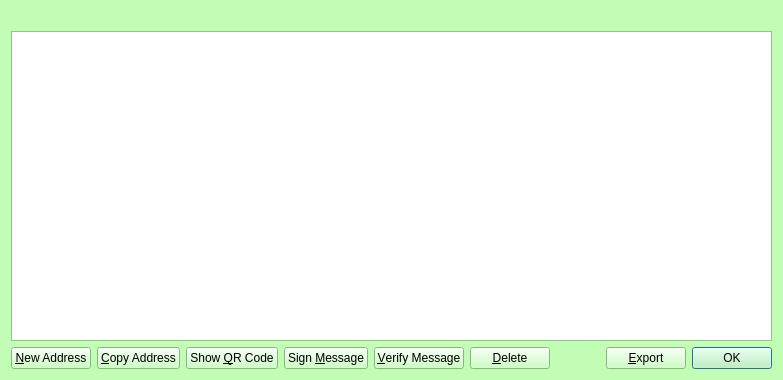
The window that src/qt/forms/addressbookpage.ui (IParn/LimecoinX) describes before a commit, drawn with Qt 5.
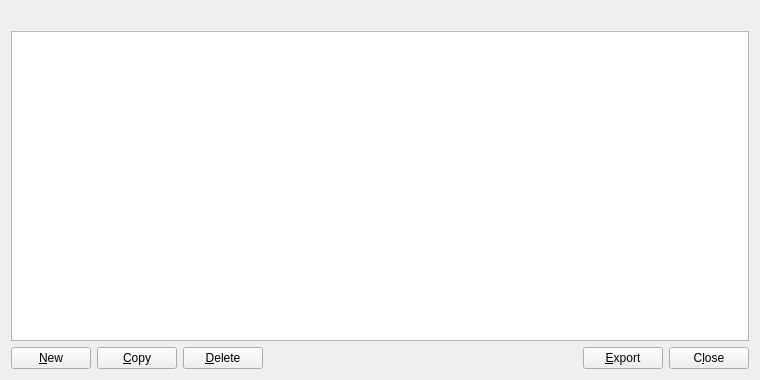
The same window after the commit. Icons and pictures are not drawn.

```diff
--- a/src/qt/forms/addressbookpage.ui
+++ b/src/qt/forms/addressbookpage.ui
@@ -6,434 +6,10 @@
    <rect>
     <x>0</x>
     <y>0</y>
-    <width>783</width>
+    <width>760</width>
     <height>380</height>
    </rect>
   </property>
-  <property name="sizeIncrement">
-   <size>
-    <width>0</width>
-    <height>0</height>
-   </size>
-  </property>
-  <property name="palette">
-   <palette>
-    <active>
-     <colorrole role="WindowText">
-      <brush brushstyle="SolidPattern">
-       <color alpha="255">
-        <red>0</red>
-        <green>0</green>
-        <blue>0</blue>
-       </color>
-      </brush>
-     </colorrole>
-     <colorrole role="Button">
-      <brush brushstyle="SolidPattern">
-       <color alpha="255">
-        <red>193</red>
-        <green>253</green>
-        <blue>181</blue>
-       </color>
-      </brush>
-     </colorrole>
-     <colorrole role="Light">
-      <brush brushstyle="SolidPattern">
-       <color alpha="255">
-        <red>255</red>
-        <green>255</green>
-        <blue>255</blue>
-       </color>
-      </brush>
-     </colorrole>
-     <colorrole role="Midlight">
-      <brush brushstyle="SolidPattern">
-       <color alpha="255">
-        <red>224</red>
-        <green>254</green>
-        <blue>218</blue>
-       </color>
-      </brush>
-     </colorrole>
-     <colorrole role="Dark">
-      <brush brushstyle="SolidPattern">
-       <color alpha="255">
-        <red>96</red>
-        <green>126</green>
-        <blue>90</blue>
-       </color>
-      </brush>
-     </colorrole>
-     <colorrole role="Mid">
-      <brush brushstyle="SolidPattern">
-       <color alpha="255">
-        <red>129</red>
-        <green>169</green>
-        <blue>121</blue>
-       </color>
-      </brush>
-     </colorrole>
-     <colorrole role="Text">
-      <brush brushstyle="SolidPattern">
-       <color alpha="255">
-        <red>0</red>
-        <green>0</green>
-        <blue>0</blue>
-       </color>
-      </brush>
-     </colorrole>
-     <colorrole role="BrightText">
-      <brush brushstyle="SolidPattern">
-       <color alpha="255">
-        <red>255</red>
-        <green>255</green>
-        <blue>255</blue>
-       </color>
-      </brush>
-     </colorrole>
-     <colorrole role="ButtonText">
-      <brush brushstyle="SolidPattern">
-       <color alpha="255">
-        <red>0</red>
-        <green>0</green>
-        <blue>0</blue>
-       </color>
-      </brush>
-     </colorrole>
-     <colorrole role="Base">
-      <brush brushstyle="SolidPattern">
-       <color alpha="255">
-        <red>255</red>
-        <green>255</green>
-        <blue>255</blue>
-       </color>
-      </brush>
-     </colorrole>
-     <colorrole role="Window">
-      <brush brushstyle="SolidPattern">
-       <color alpha="255">
-        <red>193</red>
-        <green>253</green>
-        <blue>181</blue>
-       </color>
-      </brush>
-     </colorrole>
-     <colorrole role="Shadow">
-      <brush brushstyle="SolidPattern">
-       <color alpha="255">
-        <red>0</red>
-        <green>0</green>
-        <blue>0</blue>
-       </color>
-      </brush>
-     </colorrole>
-     <colorrole role="AlternateBase">
-      <brush brushstyle="SolidPattern">
-       <color alpha="255">
-        <red>224</red>
-        <green>254</green>
-        <blue>218</blue>
-       </color>
-      </brush>
-     </colorrole>
-     <colorrole role="ToolTipBase">
-      <brush brushstyle="SolidPattern">
-       <color alpha="255">
-        <red>255</red>
-        <green>255</green>
-        <blue>220</blue>
-       </color>
-      </brush>
-     </colorrole>
-     <colorrole role="ToolTipText">
-      <brush brushstyle="SolidPattern">
-       <color alpha="255">
-        <red>0</red>
-        <green>0</green>
-        <blue>0</blue>
-       </color>
-      </brush>
-     </colorrole>
-    </active>
-    <inactive>
-     <colorrole role="WindowText">
-      <brush brushstyle="SolidPattern">
-       <color alpha="255">
-        <red>0</red>
-        <green>0</green>
-        <blue>0</blue>
-       </color>
-      </brush>
-     </colorrole>
-     <colorrole role="Button">
-      <brush brushstyle="SolidPattern">
-       <color alpha="255">
-        <red>193</red>
-        <green>253</green>
-        <blue>181</blue>
-       </color>
-      </brush>
-     </colorrole>
-     <colorrole role="Light">
-      <brush brushstyle="SolidPattern">
-       <color alpha="255">
-        <red>255</red>
-        <green>255</green>
-        <blue>255</blue>
-       </color>
-      </brush>
-     </colorrole>
-     <colorrole role="Midlight">
-      <brush brushstyle="SolidPattern">
-       <color alpha="255">
-        <red>224</red>
-        <green>254</green>
-        <blue>218</blue>
-       </color>
-      </brush>
-     </colorrole>
-     <colorrole role="Dark">
-      <brush brushstyle="SolidPattern">
-       <color alpha="255">
-        <red>96</red>
-        <green>126</green>
-        <blue>90</blue>
-       </color>
-      </brush>
-     </colorrole>
-     <colorrole role="Mid">
-      <brush brushstyle="SolidPattern">
-       <color alpha="255">
-        <red>129</red>
-        <green>169</green>
-        <blue>121</blue>
-       </color>
-      </brush>
-     </colorrole>
-     <colorrole role="Text">
-      <brush brushstyle="SolidPattern">
-       <color alpha="255">
-        <red>0</red>
-        <green>0</green>
-        <blue>0</blue>
-       </color>
-      </brush>
-     </colorrole>
-     <colorrole role="BrightText">
-      <brush brushstyle="SolidPattern">
-       <color alpha="255">
-        <red>255</red>
-        <green>255</green>
-        <blue>255</blue>
-       </color>
-      </brush>
-     </colorrole>
-     <colorrole role="ButtonText">
-      <brush brushstyle="SolidPattern">
-       <color alpha="255">
-        <red>0</red>
-        <green>0</green>
-        <blue>0</blue>
-       </color>
-      </brush>
-     </colorrole>
-     <colorrole role="Base">
-      <brush brushstyle="SolidPattern">
-       <color alpha="255">
-        <red>255</red>
-        <green>255</green>
-        <blue>255</blue>
-       </color>
-      </brush>
-     </colorrole>
-     <colorrole role="Window">
-      <brush brushstyle="SolidPattern">
-       <color alpha="255">
-        <red>193</red>
-        <green>253</green>
-        <blue>181</blue>
-       </color>
-      </brush>
-     </colorrole>
-     <colorrole role="Shadow">
-      <brush brushstyle="SolidPattern">
-       <color alpha="255">
-        <red>0</red>
-        <green>0</green>
-        <blue>0</blue>
-       </color>
-      </brush>
-     </colorrole>
-     <colorrole role="AlternateBase">
-      <brush brushstyle="SolidPattern">
-       <color alpha="255">
-        <red>224</red>
-        <green>254</green>
-        <blue>218</blue>
-       </color>
-      </brush>
-     </colorrole>
-     <colorrole role="ToolTipBase">
-      <brush brushstyle="SolidPattern">
-       <color alpha="255">
-        <red>255</red>
-        <green>255</green>
-        <blue>220</blue>
-       </color>
-      </brush>
-     </colorrole>
-     <colorrole role="ToolTipText">
-      <brush brushstyle="SolidPattern">
-       <color alpha="255">
-        <red>0</red>
-        <green>0</green>
-        <blue>0</blue>
-       </color>
-      </brush>
-     </colorrole>
-    </inactive>
-    <disabled>
-     <colorrole role="WindowText">
-      <brush brushstyle="SolidPattern">
-       <color alpha="255">
-        <red>96</red>
-        <green>126</green>
-        <blue>90</blue>
-       </color>
-      </brush>
-     </colorrole>
-     <colorrole role="Button">
-      <brush brushstyle="SolidPattern">
-       <color alpha="255">
-        <red>193</red>
-        <green>253</green>
-        <blue>181</blue>
-       </color>
-      </brush>
-     </colorrole>
-     <colorrole role="Light">
-      <brush brushstyle="SolidPattern">
-       <color alpha="255">
-        <red>255</red>
-        <green>255</green>
-        <blue>255</blue>
-       </color>
-      </brush>
-     </colorrole>
-     <colorrole role="Midlight">
-      <brush brushstyle="SolidPattern">
-       <color alpha="255">
-        <red>224</red>
-        <green>254</green>
-        <blue>218</blue>
-       </color>
-      </brush>
-     </colorrole>
-     <colorrole role="Dark">
-      <brush brushstyle="SolidPattern">
-       <color alpha="255">
-        <red>96</red>
-        <green>126</green>
-        <blue>90</blue>
-       </color>
-      </brush>
-     </colorrole>
-     <colorrole role="Mid">
-      <brush brushstyle="SolidPattern">
-       <color alpha="255">
-        <red>129</red>
-        <green>169</green>
-        <blue>121</blue>
-       </color>
-      </brush>
-     </colorrole>
-     <colorrole role="Text">
-      <brush brushstyle="SolidPattern">
-       <color alpha="255">
-        <red>96</red>
-        <green>126</green>
-        <blue>90</blue>
-       </color>
-      </brush>
-     </colorrole>
-     <colorrole role="BrightText">
-      <brush brushstyle="SolidPattern">
-       <color alpha="255">
-        <red>255</red>
-        <green>255</green>
-        <blue>255</blue>
-       </color>
-      </brush>
-     </colorrole>
-     <colorrole role="ButtonText">
-      <brush brushstyle="SolidPattern">
-       <color alpha="255">
-        <red>96</red>
-        <green>126</green>
-        <blue>90</blue>
-       </color>
-      </brush>
-     </colorrole>
-     <colorrole role="Base">
-      <brush brushstyle="SolidPattern">
-       <color alpha="255">
-        <red>193</red>
-        <green>253</green>
-        <blue>181</blue>
-       </color>
-      </brush>
-     </colorrole>
-     <colorrole role="Window">
-      <brush brushstyle="SolidPattern">
-       <color alpha="255">
-        <red>193</red>
-        <green>253</green>
-        <blue>181</blue>
-       </color>
-      </brush>
-     </colorrole>
-     <colorrole role="Shadow">
-      <brush brushstyle="SolidPattern">
-       <color alpha="255">
-        <red>0</red>
-        <green>0</green>
-        <blue>0</blue>
-       </color>
-      </brush>
-     </colorrole>
-     <colorrole role="AlternateBase">
-      <brush brushstyle="SolidPattern">
-       <color alpha="255">
-        <red>193</red>
-        <green>253</green>
-        <blue>181</blue>
-       </color>
-      </brush>
-     </colorrole>
-     <colorrole role="ToolTipBase">
-      <brush brushstyle="SolidPattern">
-       <color alpha="255">
-        <red>255</red>
-        <green>255</green>
-        <blue>220</blue>
-       </color>
-      </brush>
-     </colorrole>
-     <colorrole role="ToolTipText">
-      <brush brushstyle="SolidPattern">
-       <color alpha="255">
-        <red>0</red>
-        <green>0</green>
-        <blue>0</blue>
-       </color>
-      </brush>
-     </colorrole>
-    </disabled>
-   </palette>
-  </property>
-  <property name="windowTitle">
-   <string>Address Book</string>
-  </property>
   <layout class="QVBoxLayout" name="verticalLayout">
    <item>
     <widget class="QLabel" name="labelExplanation">
@@ -481,7 +57,7 @@
         <string>Create a new address</string>
        </property>
        <property name="text">
-        <string>&amp;New Address</string>
+        <string>&amp;New</string>
        </property>
        <property name="icon">
         <iconset resource="../bitcoin.qrc">
@@ -495,7 +71,7 @@
         <string>Copy the currently selected address to the system clipboard</string>
        </property>
        <property name="text">
-        <string>&amp;Copy Address</string>
+        <string>&amp;Copy</string>
        </property>
        <property name="icon">
         <iconset resource="../bitcoin.qrc">
@@ -503,45 +79,6 @@
        </property>
       </widget>
      </item>
-     <item>
-      <widget class="QPushButton" name="showQRCode">
-       <property name="text">
-        <string>Show &amp;QR Code</string>
-       </property>
-       <property name="icon">
-        <iconset resource="../bitcoin.qrc">
-         <normaloff>:/icons/qrcode</normaloff>:/icons/qrcode</iconset>
-       </property>
-      </widget>
-     </item>
-     <item>
-      <widget class="QPushButton" name="signMessage">
-       <property name="toolTip">
-        <string>Sign a message to prove you own a limecoin address</string>
-       </property>
-       <property name="text">
-        <string>Sign &amp;Message</string>
-       </property>
-       <property name="icon">
-        <iconset resource="../bitcoin.qrc">
-         <normaloff>:/icons/edit</normaloff>:/icons/edit</iconset>
-       </property>
-      </widget>
-     </item>
-     <item>
-      <widget class="QPushButton" name="verifyMessage">
-       <property name="toolTip">
-        <string>Verify a message to ensure it was signed with a specified limecoin address</string>
-       </property>
-       <property name="text">
-        <string>&amp;Verify Message</string>
-       </property>
-       <property name="icon">
-        <iconset resource="../bitcoin.qrc">
-         <normaloff>:/icons/transaction_0</normaloff>:/icons/transaction_0</iconset>
-       </property>
-      </widget>
-     </item>
      <item>
       <widget class="QPushButton" name="deleteAddress">
        <property name="toolTip">
@@ -584,15 +121,15 @@
       </widget>
      </item>
      <item>
-      <widget class="QDialogButtonBox" name="buttonBox">
+      <widget class="QPushButton" name="closeButton">
        <property name="sizePolicy">
-        <sizepolicy hsizetype="Maximum" vsizetype="Fixed">
+        <sizepolicy hsizetype="Minimum" vsizetype="Minimum">
          <horstretch>0</horstretch>
          <verstretch>0</verstretch>
         </sizepolicy>
        </property>
-       <property name="standardButtons">
-        <set>QDialogButtonBox::Ok</set>
+       <property name="text">
+        <string>C&amp;lose</string>
        </property>
       </widget>
      </item>
```
Left out of the diff: 10 changed lines with no effect on the pictures.
